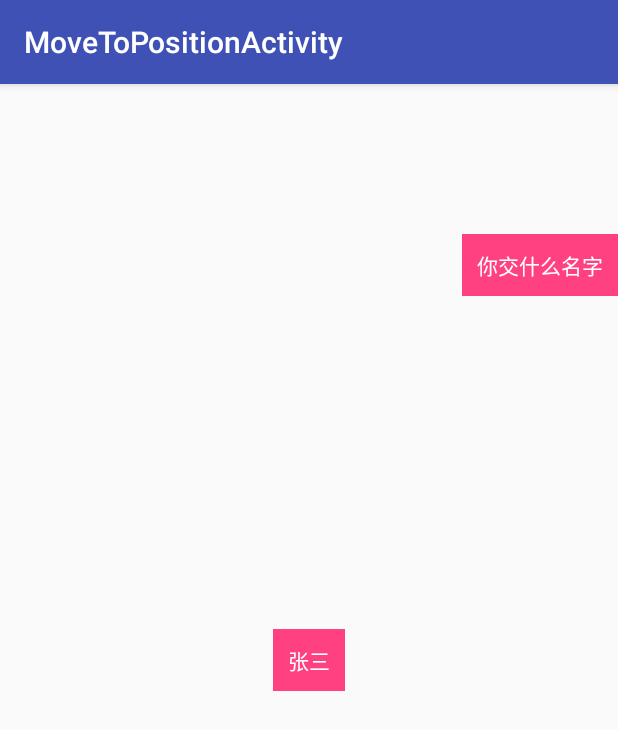
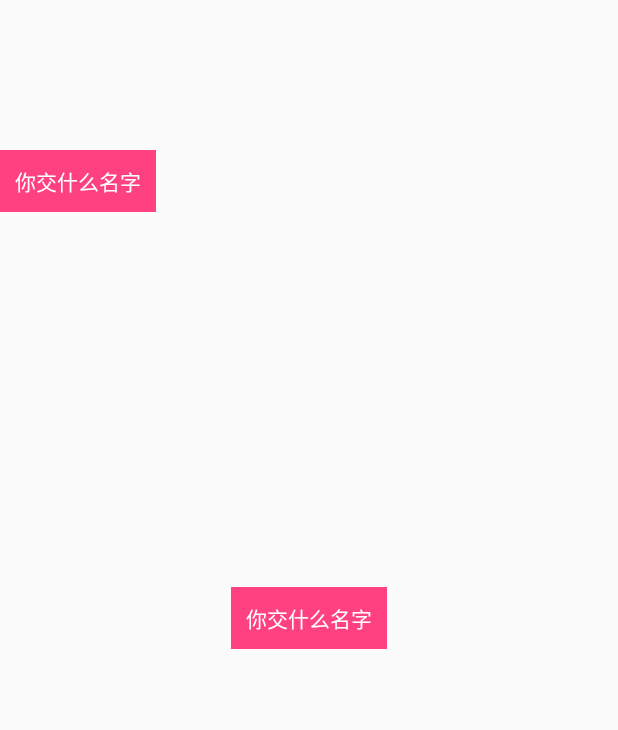
Before and after one commit to xiaxiayige/LearingProJect, an Android app: the MoveToPositionActivity screen opened directly, with no data from a screen before it, on a phone screen of 412 x 824 dp. Shown: the top 730 px of the screen. Run offline under Robolectric (Android 15) with nearby library versions, the phone set to English and light mode, and no system bars.

Commit message:
移动View到指定的位置

```diff
--- a/AnimationLearing/app/src/main/res/layout/activity_movetoposition.xml
+++ b/AnimationLearing/app/src/main/res/layout/activity_movetoposition.xml
@@ -8,7 +8,7 @@
         android:layout_width="wrap_content"
         android:layout_height="wrap_content"
         android:layout_centerInParent="true"
-        android:layout_marginTop="100dp">
+        >
 
         <TextView
             android:id="@+id/txtv_1"
@@ -16,21 +16,23 @@
             android:layout_height="wrap_content"
             android:background="@color/colorAccent"
             android:padding="10dp"
-            android:text="张三"
+            android:text="你交什么名字"
             android:textColor="@android:color/white" />
     </RelativeLayout>
 
-
+    <LinearLayout
+        android:layout_width="wrap_content"
+        android:layout_height="wrap_content"
+        android:layout_marginTop="100dp"
+        >
     <TextView
         android:id="@+id/txtv_2"
         android:layout_width="wrap_content"
         android:layout_height="wrap_content"
-        android:layout_alignParentRight="true"
-        android:layout_marginTop="100dp"
         android:background="@color/colorAccent"
         android:padding="10dp"
         android:text="你交什么名字"
         android:textColor="@android:color/white" />
-
+    </LinearLayout>
 
 </RelativeLayout>
--- a/AnimationLearing/app/src/main/res/values/styles.xml
+++ b/AnimationLearing/app/src/main/res/values/styles.xml
@@ -1,7 +1,7 @@
 <resources>
 
     <!-- Base application theme. -->
-    <style name="AppTheme" parent="Theme.AppCompat.Light.DarkActionBar">
+    <style name="AppTheme" parent="Theme.AppCompat.Light.NoActionBar">
         <!-- Customize your theme here. -->
         <item name="colorPrimary">@color/colorPrimary</item>
         <item name="colorPrimaryDark">@color/colorPrimaryDark</item>
```
Also changed, not shown: AnimationLearing/app/src/main/java/com/qilin/AnimationLearing/MoveToPositionActivity.java (+50 -11 lines), AnimationLearing/app/src/main/res/layout/movetopositionactivity.xml (+5 -5 lines).
